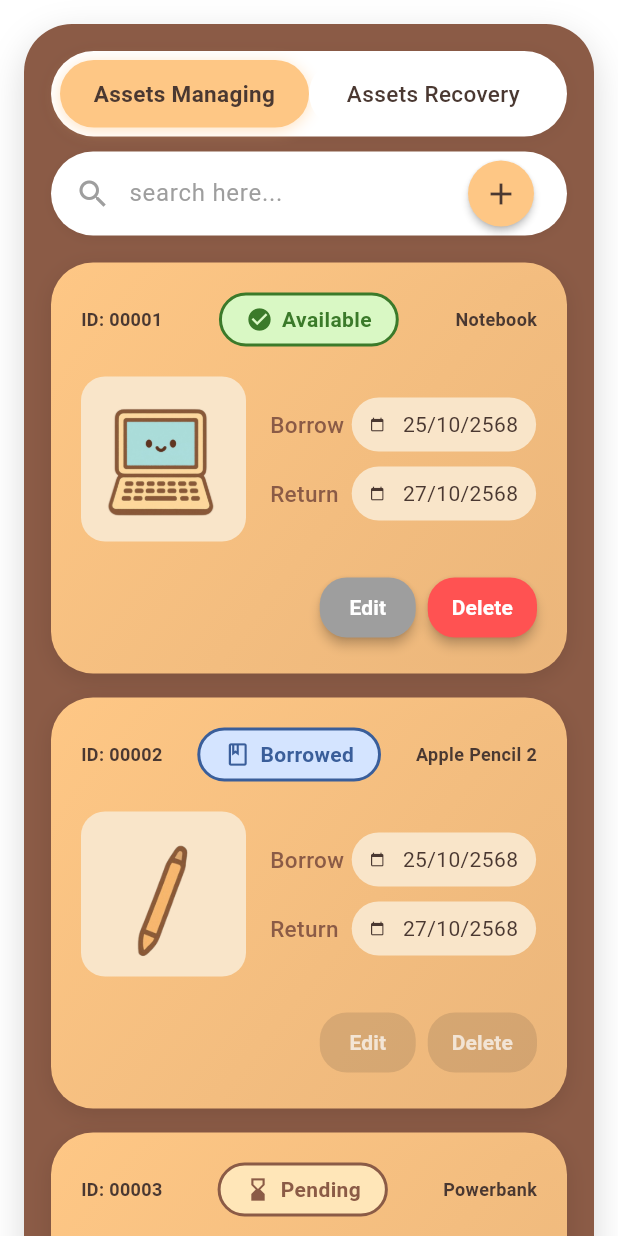
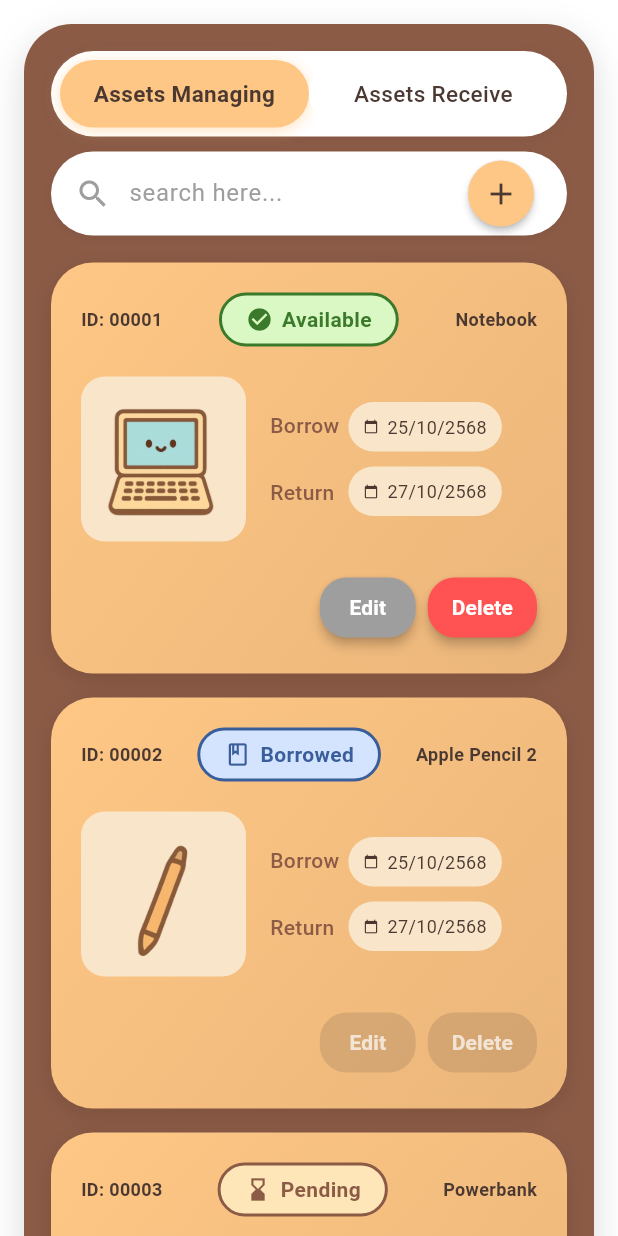
Before and after one commit to kimmysoybad404/project_mobile, a Flutter app: the ManageAssetsPage2 screen opened directly, on a phone screen of 412 x 824 dp. Run offline on Flutter 3.47's test engine with Material 3 defaults, Android fonts, the phone set to English and light mode, and no system bars; our stand-ins replace animated_notch_bottom_bar, awesome_dialog, fl_chart, google_fonts, shared_preferences; accounts and stored records are empty; network calls fail; Roboto replaces fonts that are missing (Delius).

Commit message:
Add : Refresh History Function and Fix TextSize

```diff
--- a/lib/Borrower/request_page.dart
+++ b/lib/Borrower/request_page.dart
@@ -873,7 +873,6 @@ class _RequestPageState extends State<RequestPage> {
             ),
           ),
         ),
-        const SizedBox(width: 8),
         Expanded(
           child: Container(
             padding: const EdgeInsets.symmetric(horizontal: 12, vertical: 10),
--- a/lib/Staff/manage_assets_page2.dart
+++ b/lib/Staff/manage_assets_page2.dart
@@ -25,6 +25,7 @@ class _ManageAssetsPage2State extends State<ManageAssetsPage2>
       "status": "Available",
       "borrowDate": "25/10/2568",
       "returnDate": "27/10/2568",
+      "actualreturnDate	": "28/10/2568",
     },
     {
       "id": "00002",
@@ -33,6 +34,7 @@ class _ManageAssetsPage2State extends State<ManageAssetsPage2>
       "status": "Borrowed",
       "borrowDate": "25/10/2568",
       "returnDate": "27/10/2568",
+      "actualreturnDate	": "28/10/2568",
     },
     {
       "id": "00003",
@@ -41,6 +43,7 @@ class _ManageAssetsPage2State extends State<ManageAssetsPage2>
       "status": "Pending",
       "borrowDate": "25/10/2568",
       "returnDate": "27/10/2568",
+      "actualreturnDate	": "28/10/2568",
     },
   ];
 
@@ -174,7 +177,7 @@ class _ManageAssetsPage2State extends State<ManageAssetsPage2>
       child: Row(
         children: [
           _buildTabItem("Assets Managing", 0),
-          _buildTabItem("Assets Recovery", 1),
+          _buildTabItem("Assets Receive", 1),
         ],
       ),
     );
@@ -461,6 +464,8 @@ class _ManageAssetsPage2State extends State<ManageAssetsPage2>
                                 _buildDateText("Borrow"),
                                 const SizedBox(height: 25),
                                 _buildDateText("Return"),
+                                const SizedBox(height: 25),
+                                _buildDateText("ActualReturn"),
                               ],
                             ),
                           ],
@@ -471,6 +476,8 @@ class _ManageAssetsPage2State extends State<ManageAssetsPage2>
                             _buildDateBox(item["borrowBy"] ?? "-"),
                             const SizedBox(height: 10),
                             _buildDateBox(item["borrowDate"] ?? "-"),
+                            const SizedBox(height: 10),
+                            _buildDateBox(item["returnDate"] ?? "-"),
                             const SizedBox(height: 10),
                             _buildDateBox(item["returnDate"] ?? "-"),
                           ],
@@ -707,11 +714,11 @@ class _ManageAssetsPage2State extends State<ManageAssetsPage2>
           label,
           style: const TextStyle(
             color: darkBrown,
-            fontSize: 15,
+            fontSize: 14,
             fontWeight: FontWeight.w500,
           ),
         ),
-        const SizedBox(width: 5),
+        const SizedBox(width: 6),
       ],
     );
   }
@@ -723,7 +730,7 @@ class _ManageAssetsPage2State extends State<ManageAssetsPage2>
     return Row(
       children: [
         Container(
-          padding: const EdgeInsets.symmetric(horizontal: 12, vertical: 8),
+          padding: const EdgeInsets.symmetric(horizontal: 10, vertical: 8),
           decoration: BoxDecoration(
             color: const Color(0xFFF9E5C9),
             borderRadius: BorderRadius.circular(25),
@@ -732,9 +739,7 @@ class _ManageAssetsPage2State extends State<ManageAssetsPage2>
             children: [
               Icon(Icons.calendar_today, color: db, size: 10),
               SizedBox(width: 6),
-
-              SizedBox(width: 6),
-              Text(date, style: const TextStyle(color: db, fontSize: 14)),
+              Text(date, style: const TextStyle(color: db, fontSize: 12)),
             ],
           ),
         ),
```
Also changed, not shown: lib/Borrower/home_page.dart (+38 -20 lines), lib/Lender/home_page.dart (+30 -18 lines).
